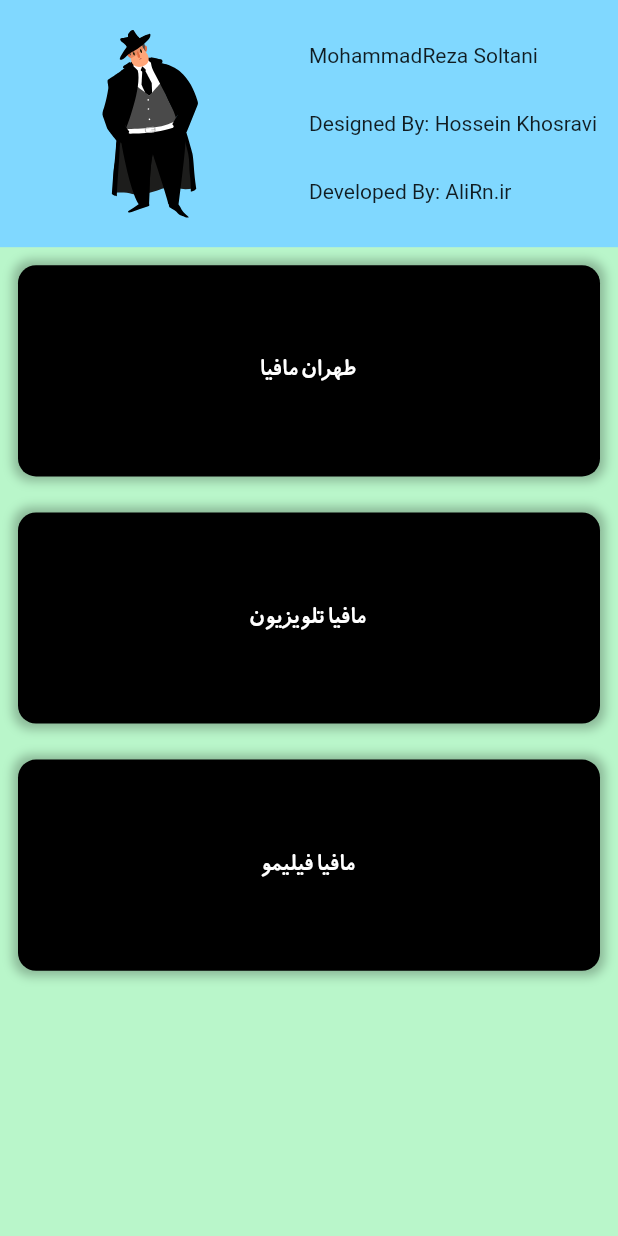
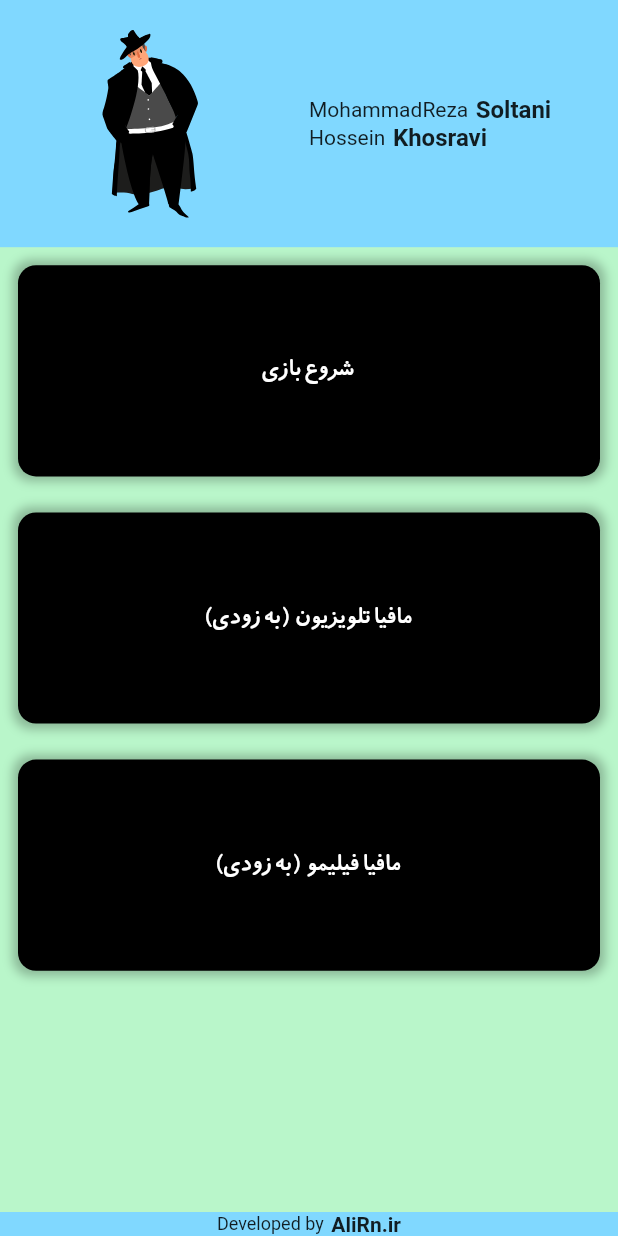
Before and after one commit to miveh/captain, a Flutter app: the screen it shows after launch, on a phone screen of 412 x 824 dp. Run offline on Flutter 3.47's test engine with Material 2 defaults, Android fonts, the phone set to English and light mode, and no system bars; drawn by our look-alikes of auto_size_text; our stand-ins replace flutter_staggered_animations, get, get_storage, lottie.

Commit message:
Fix showRoles issue + Minor improvement

```diff
--- a/lib/Consts/colors.dart
+++ b/lib/Consts/colors.dart
@@ -4,3 +4,5 @@ import 'package:flutter/material.dart';
 Color mainBgColor = Colors.lightBlueAccent.shade100;
 Color secondColorLight = Colors.greenAccent.shade100;
 Color secondColor = Colors.green.shade600;
+
+Color textRedColor = const Color(0xffAC3F44);
--- a/lib/Controllers/Home/home_controller.dart
+++ b/lib/Controllers/Home/home_controller.dart
@@ -15,17 +15,17 @@ class HomeController extends GetxController {
   List<CategoryModel> categoryList = [
     CategoryModel(
       id: 0,
-      title: 'طهران مافیا',
+      title: 'شروع بازی',
       isSelected: false.obs,
     ),
     CategoryModel(
       id: 1,
-      title: 'مافیا تلویزیون',
+      title: 'مافیا تلویزیون  (به زودی)',
       isSelected: false.obs,
     ),
     CategoryModel(
       id: 2,
-      title: 'مافیا فیلیمو',
+      title: 'مافیا فیلیمو  (به زودی)',
       isSelected: false.obs,
     ),
   ];
--- a/lib/Controllers/ShowRoles/show_roles_controller.dart
+++ b/lib/Controllers/ShowRoles/show_roles_controller.dart
@@ -35,4 +35,10 @@ class ShowRolesController extends GetxController {
       });
     }
   }
+
+  void refreshRoles(){
+    for (RolesModel role in selectedRolesList){
+      role.isShow(false);
+    }
+  }
 }
--- a/lib/Utils/widget_utils.dart
+++ b/lib/Utils/widget_utils.dart
@@ -47,7 +47,7 @@ class WidgetUtils{
           hintStyle: TextStyle(
             fontSize:14.0,
             color: textRedColor.withOpacity(.5),
-            fontFamily: 'xKoodak',
+            fontFamily: 'koodak',
           ),
           enabled: enable,
           suffix: suffix,
--- a/lib/Views/Home/Widgets/player_count_widget_dialog.dart
+++ b/lib/Views/Home/Widgets/player_count_widget_dialog.dart
@@ -17,7 +17,7 @@ class PlayerCountWidgetDialog extends StatelessWidget {
   @override
   Widget build(BuildContext context) {
     return Container(
-      height: Get.height * .25,
+      height: Get.height * .27,
       width: Get.width,
       decoration: BoxDecoration(
         color: Colors.white,
--- a/lib/Views/Home/home_screen.dart
+++ b/lib/Views/Home/home_screen.dart
@@ -14,7 +14,9 @@ class HomeScreen extends StatelessWidget {
   @override
   Widget build(BuildContext context) {
     return Scaffold(
-      body: Container(
+      backgroundColor: mainBgColor,
+      body: SafeArea(
+        child: Container(
           height: Get.height,
           width: Get.width,
           decoration: BoxDecoration(
@@ -27,7 +29,33 @@ class HomeScreen extends StatelessWidget {
               BuildMainGridViewWidget(
                 controller: controller,
               ),
+              const Padding(
+                padding: EdgeInsetsDirectional.symmetric(
+                    horizontal: 7.0, vertical: 0.0),
+                child: Row(
+                  mainAxisAlignment: MainAxisAlignment.center,
+                  children: [
+                    Text(
+                      'Developed by',
+                      style: TextStyle(
+                        fontSize: 12.0,
+                      ),
+                    ),
+                    SizedBox(
+                      width: 5.0,
+                    ),
+                    Text(
+                      'AliRn.ir',
+                      style: TextStyle(
+                        fontWeight: FontWeight.bold,
+                        fontSize: 14.0,
+                      ),
+                    ),
                   ],
+                ),
+              )
+            ],
+          ),
         ),
       ),
     );
@@ -43,8 +71,8 @@ class HomeScreen extends StatelessWidget {
             Hero(
               tag: 'CaptainAnimation',
               child: SizedBox(
-              height: Get.height * .4,
-              width: Get.width/2,
+                height: Get.height * .3,
+                width: Get.width / 2,
                 child: Lottie.asset(
                   'assets/anims/mafiaLogo.json',
                 ),
@@ -52,19 +80,57 @@ class HomeScreen extends StatelessWidget {
             ),
             SizedBox(
               height: Get.height * .4,
-            width: Get.width/2,
+              width: Get.width / 2,
               child: const Column(
-              mainAxisAlignment: MainAxisAlignment.spaceEvenly,
+                mainAxisAlignment: MainAxisAlignment.center,
                 crossAxisAlignment: CrossAxisAlignment.start,
                 children: [
-                Text('MohammadReza Soltani'),
-                Text('Designed By: Hossein Khosravi'),
-                Text('Developed By: AliRn.ir'),
+                  Row(
+                    mainAxisAlignment: MainAxisAlignment.start,
+                    children: [
+                      Text(
+                        'MohammadReza',
+                        style: TextStyle(
+                          fontSize: 14.0,
+                        ),
+                      ),
+                      SizedBox(
+                        width: 5.0,
+                      ),
+                      Text(
+                        'Soltani',
+                        style: TextStyle(
+                          fontWeight: FontWeight.bold,
+                          fontSize: 16.0,
+                        ),
+                      ),
+                    ],
+                  ),
+                  Row(
+                    mainAxisAlignment: MainAxisAlignment.start,
+                    children: [
+                      Text(
+                        'Hossein',
+                        style: TextStyle(
+                          fontSize: 14.0,
+                        ),
+                      ),
+                      SizedBox(
+                        width: 5.0,
+                      ),
+                      Text(
+                        'Khosravi',
+                        style: TextStyle(
+                          fontWeight: FontWeight.bold,
+                          fontSize: 16.0,
+                        ),
+                      ),
+                    ],
+                  ),
                 ],
               ),
             ),
           ],
-      )
-    );
+        ));
   }
 }
--- a/lib/Views/SelectRoles/Widgets/build_citizen_part_widget.dart
+++ b/lib/Views/SelectRoles/Widgets/build_citizen_part_widget.dart
@@ -2,6 +2,7 @@ import 'package:auto_size_text/auto_size_text.dart';
 import 'package:flutter/material.dart';
 import 'package:flutter_staggered_animations/flutter_staggered_animations.dart';
 import 'package:get/get.dart';
+import 'package:mafia_role/Consts/colors.dart';
 import 'package:mafia_role/Consts/fakeData.dart';
 import 'package:mafia_role/Consts/measures.dart';
 import 'package:mafia_role/Controllers/SelectRoles/select_roles_controller.dart';
@@ -46,7 +47,7 @@ class BuildCitizenPartWidget extends StatelessWidget {
                 controller.checkRole(role: role);
               },
               child: Chip(
-                backgroundColor: Colors.red.shade900,
+                backgroundColor: secondColor,
                 avatar: Checkbox(
                   onChanged: (bool? value) {
                     controller.checkRole(role: role);
--- a/lib/Views/SelectRoles/Widgets/build_independed_part_widget.dart
+++ b/lib/Views/SelectRoles/Widgets/build_independed_part_widget.dart
@@ -4,6 +4,7 @@ import 'package:flutter_staggered_animations/flutter_staggered_animations.dart';
 import 'package:get/get.dart';
 import 'package:mafia_role/Controllers/SelectRoles/select_roles_controller.dart';
 
+import '../../../Consts/colors.dart';
 import '../../../Consts/fakeData.dart';
 import '../../../Consts/measures.dart';
 import '../../../Models/Roles/roles_model.dart';
@@ -45,7 +46,7 @@ class BuildIndependentPartWidget extends StatelessWidget {
                 controller.checkRole(role: role);
               },
               child: Chip(
-                backgroundColor: Colors.red.shade900,
+                backgroundColor: secondColor,
                 avatar: Checkbox(
                   onChanged: (bool? value) {
                     controller.checkRole(role: role);
--- a/lib/Views/SelectRoles/Widgets/build_mafia_part_widget.dart
+++ b/lib/Views/SelectRoles/Widgets/build_mafia_part_widget.dart
@@ -4,6 +4,7 @@ import 'package:flutter_staggered_animations/flutter_staggered_animations.dart';
 import 'package:get/get.dart';
 import 'package:mafia_role/Controllers/SelectRoles/select_roles_controller.dart';
 
+import '../../../Consts/colors.dart';
 import '../../../Consts/fakeData.dart';
 import '../../../Consts/measures.dart';
 import '../../../Models/Roles/roles_model.dart';
@@ -37,7 +38,7 @@ class BuildMafiaPartWidget extends StatelessWidget {
   _getChip({required RolesModel role}) {
     return AnimationConfiguration.synchronized(
       child: SlideAnimation(
-        duration: Duration(milliseconds: 400),
+        duration: const Duration(milliseconds: 400),
         child: SlideAnimation(
           child: Obx(
             () => GestureDetector(
@@ -45,7 +46,7 @@ class BuildMafiaPartWidget extends StatelessWidget {
                 controller.checkRole(role: role);
               },
               child: Chip(
-                backgroundColor: Colors.red.shade900,
+                backgroundColor: secondColor,
                 avatar: Checkbox(
                   onChanged: (bool? value) {
                     controller.checkRole(role: role);
```
Also changed, not shown: lib/Controllers/SelectRoles/select_roles_controller.dart (+12 -12 lines), lib/Views/SelectRoles/select_roles_screen.dart (+9 -8 lines), lib/Views/ShowRoles/show_roles_screen.dart (+16 -14 lines). Lines whose indentation alone changed are shown as unchanged.
